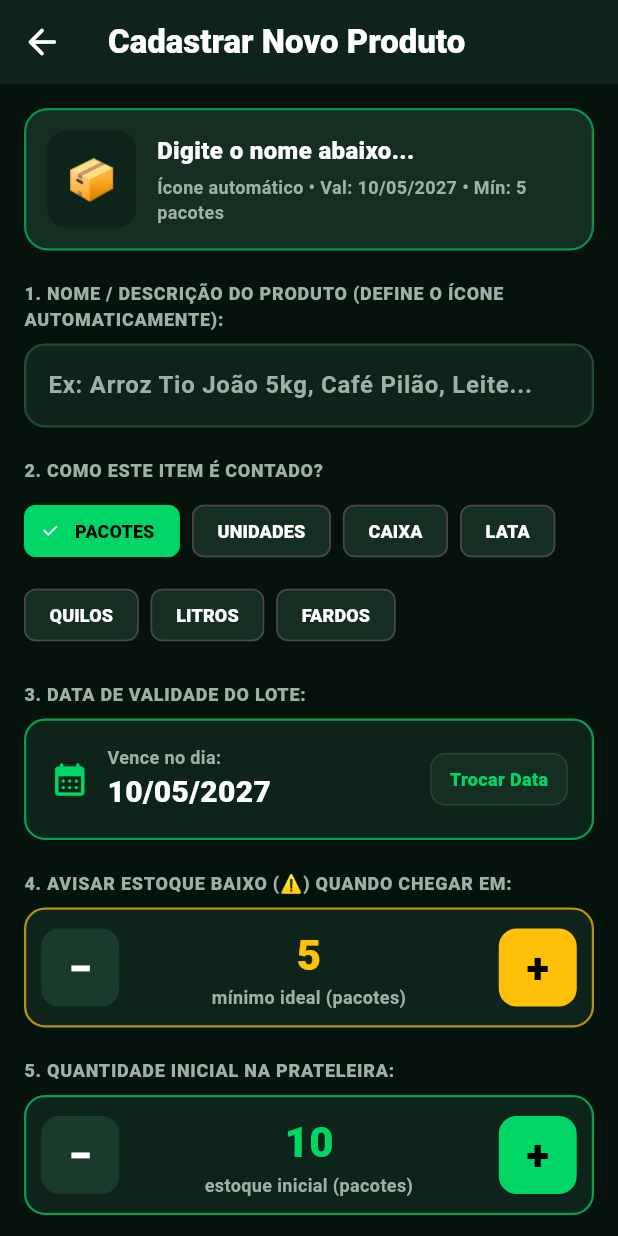
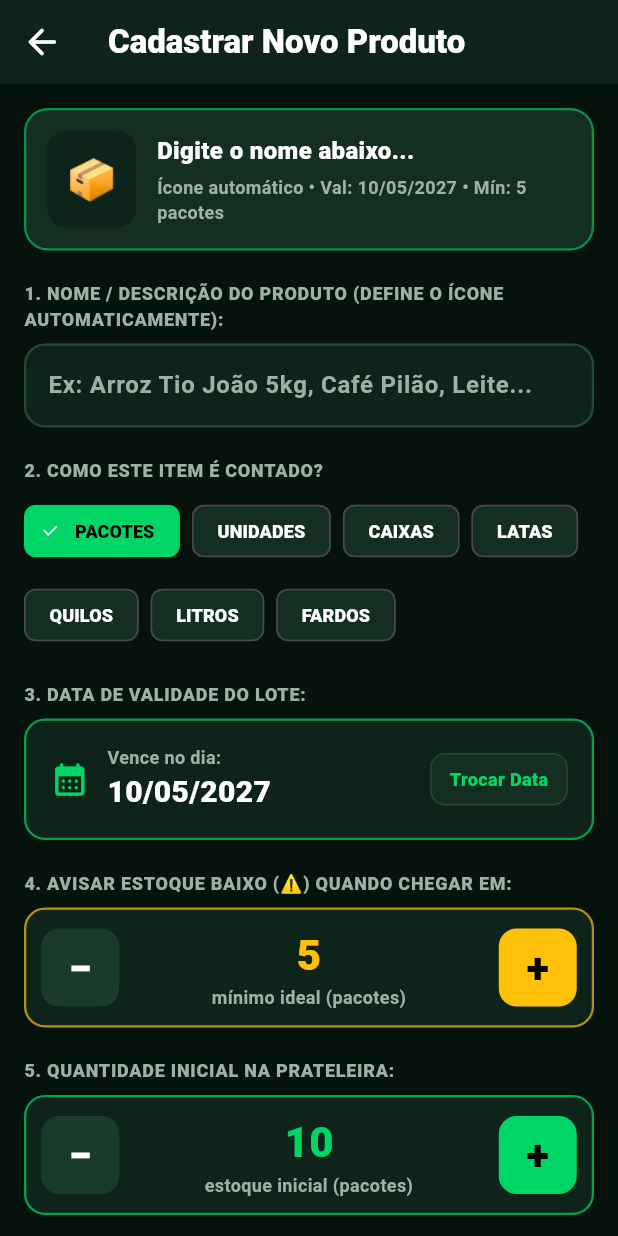
Before and after one commit to PedroAlvaroFernandesFilho/Gerenciamento_Estoque_MercadoTropical, a Flutter app: the ProdutoFormScreen screen opened directly, on a phone screen of 412 x 824 dp. Run offline on Flutter 3.47's test engine with Material 3 defaults, Android fonts, the phone set to English and light mode, and no system bars; our stand-ins replace shared_preferences; accounts and stored records are empty; network calls fail.

Commit message:
Patch Atualização: Unidades no singular ou plural conforme a quantidade em todas as telas e unidades do cadastro no plural

```diff
--- a/flutter_mobile/mercado_tropical_flutter/lib/models/produto.dart
+++ b/flutter_mobile/mercado_tropical_flutter/lib/models/produto.dart
@@ -126,6 +126,31 @@ class Produto {
     }
     return resultado.join(' ');
   }
+
+  // Pares singular/plural das unidades
+  static const Map<String, String> _plurais = {
+    'pacote': 'pacotes',
+    'unidade': 'unidades',
+    'caixa': 'caixas',
+    'lata': 'latas',
+    'quilo': 'quilos',
+    'litro': 'litros',
+    'fardo': 'fardos',
+  };
+
+  // Unidade conforme a quantidade: 1 lata, 0 latas, 5 latas.
+  // Aceita a unidade salva no singular ou no plural; uma unidade fora da lista aparece como está.
+  static String unidadePara(int quantidade, String unidade) {
+    final u = unidade.trim().toLowerCase();
+    for (final par in _plurais.entries) {
+      if (u == par.key || u == par.value) return quantidade == 1 ? par.key : par.value;
+    }
+    return unidade;
+  }
+
+  // Ex: "5 latas", "1 lata"
+  static String quantidadeComUnidade(int quantidade, String unidade) =>
+      '$quantidade ${unidadePara(quantidade, unidade)}';
 
   // Nome sem padronização: tira espaços do começo, do fim e repetidos
   static String limparEspacos(String nome) => nome.trim().replaceAll(RegExp(r'\s+'), ' ');
--- a/flutter_mobile/mercado_tropical_flutter/lib/ui/screens/produto_form_screen.dart
+++ b/flutter_mobile/mercado_tropical_flutter/lib/ui/screens/produto_form_screen.dart
@@ -24,7 +24,7 @@ class _ProdutoFormScreenState extends State<ProdutoFormScreen> {
   int _estoqueMinimo = 5;
   DateTime _dataValidade = DateTime.now().add(const Duration(days: 180));
 
-  final List<String> _unidades = ['pacotes', 'unidades', 'caixa', 'lata', 'quilos', 'litros', 'fardos'];
+  final List<String> _unidades = ['pacotes', 'unidades', 'caixas', 'latas', 'quilos', 'litros', 'fardos'];
 
   // Valores ao abrir a tela, para saber se algo foi alterado antes de sair
   late final String _nomeOriginal;
@@ -44,13 +44,12 @@ class _ProdutoFormScreenState extends State<ProdutoFormScreen> {
 
     if (p != null) {
       final unidadeAtual = p.unidade.toLowerCase();
-      // 'caixinhas' (nome antigo) passa a ser tratado como 'caixa'
       // 'kg' passa a ser 'quilos' (a API exige pelo menos 3 letras na unidade)
-      _unidadeSelecionada = unidadeAtual == 'caixinhas'
-          ? 'caixa'
-          : unidadeAtual == 'kg'
-              ? 'quilos'
-              : (_unidades.contains(unidadeAtual) ? unidadeAtual : 'unidades');
+      // Mesma unidade na forma plural da lista ("lata" e "latas" viram "latas")
+      final unidadeNaLista = Produto.unidadePara(2, unidadeAtual);
+      _unidadeSelecionada = unidadeAtual == 'kg'
+          ? 'quilos'
+          : (_unidades.contains(unidadeNaLista) ? unidadeNaLista : 'unidades');
       _estoqueInicial = p.quantidade;
       _estoqueMinimo = p.minimo;
       _dataValidade = _converterTextoParaData(p.validade) ?? DateTime.now().add(const Duration(days: 90));
@@ -139,7 +138,7 @@ class _ProdutoFormScreenState extends State<ProdutoFormScreen> {
         context: context,
         titulo: 'Produto Já Cadastrado',
         mensagem: '"${p.nome}" já existe e está desativado.\n\nDeseja reativá-lo? '
-            '${_estoqueInicial > 0 ? 'A quantidade informada ($_estoqueInicial $_unidadeSelecionada) será registrada como entrada e a validade será atualizada.' : 'A validade informada será atualizada.'}',
+            '${_estoqueInicial > 0 ? 'A quantidade informada (${Produto.quantidadeComUnidade(_estoqueInicial, _unidadeSelecionada)}) será registrada como entrada e a validade será atualizada.' : 'A validade informada será atualizada.'}',
         textoConfirmar: 'Sim, Reativar',
         textoCancelar: 'Não',
       );
@@ -310,7 +309,7 @@ class _ProdutoFormScreenState extends State<ProdutoFormScreen> {
                             Text(
                               editando
                                   ? 'Ícone automático • Unidade: $_unidadeSelecionada'
-                                  : 'Ícone automático • Val: $_validadeFormatada • Mín: $_estoqueMinimo $_unidadeSelecionada',
+                                  : 'Ícone automático • Val: $_validadeFormatada • Mín: ${Produto.quantidadeComUnidade(_estoqueMinimo, _unidadeSelecionada)}',
                               style: const TextStyle(color: TropicalColors.subtext, fontSize: 12, fontWeight: FontWeight.bold),
                             ),
                           ],
@@ -475,7 +474,7 @@ class _ProdutoFormScreenState extends State<ProdutoFormScreen> {
                         const SizedBox(width: 10),
                         Expanded(
                           child: Text(
-                            'Aqui você altera apenas o nome e a unidade do produto.\nEstoque atual: $_estoqueInicial $_unidadeSelecionada. Para somar ou retirar unidades, use as telas de Entrada e Saída.',
+                            'Aqui você altera apenas o nome e a unidade do produto.\nEstoque atual: ${Produto.quantidadeComUnidade(_estoqueInicial, _unidadeSelecionada)}. Para somar ou retirar unidades, use as telas de Entrada e Saída.',
                             style: const TextStyle(color: TropicalColors.subtext, fontSize: 12, height: 1.3),
                           ),
                         ),
@@ -523,7 +522,7 @@ class _ProdutoFormScreenState extends State<ProdutoFormScreen> {
                             titulo: editando ? 'Salvar Alterações?' : 'Cadastrar Produto?',
                             mensagem: editando
                                 ? 'Deseja salvar as alterações em "${produtoSalvo.nome}"?'
-                                : 'Deseja cadastrar "${produtoSalvo.nome}" com $_estoqueInicial $_unidadeSelecionada?',
+                                : 'Deseja cadastrar "${produtoSalvo.nome}" com ${Produto.quantidadeComUnidade(_estoqueInicial, _unidadeSelecionada)}?',
                             textoConfirmar: 'Sim, Salvar',
                           );
 
--- a/flutter_mobile/mercado_tropical_flutter/lib/ui/widgets/product_card.dart
+++ b/flutter_mobile/mercado_tropical_flutter/lib/ui/widgets/product_card.dart
@@ -91,7 +91,7 @@ class _ProductCardState extends State<ProductCard> {
                     ),
                     const SizedBox(height: 4),
                     Text(
-                      'Validade: ${p.validade} • Mín: ${p.minimo} ${p.unidade}',
+                      'Validade: ${p.validade} • Mín: ${Produto.quantidadeComUnidade(p.minimo, p.unidade)}',
                       style: TextStyle(
                         color: semEstoque ? _cinzaSubtexto : TropicalColors.subtext,
                         fontSize: 12,
@@ -123,7 +123,7 @@ class _ProductCardState extends State<ProductCard> {
                       ),
                     ),
                     Text(
-                      p.unidade,
+                      Produto.unidadePara(p.quantidade, p.unidade),
                       style: TextStyle(
                         color: semEstoque ? _cinzaSubtexto : TropicalColors.subtext,
                         fontSize: 11,
```
Also changed, not shown: flutter_mobile/mercado_tropical_flutter/lib/provider/estoque_provider.dart (+4 -4 lines), flutter_mobile/mercado_tropical_flutter/lib/ui/screens/desativados_screen.dart (+4 -4 lines), flutter_mobile/mercado_tropical_flutter/lib/ui/screens/entrada_screen.dart (+6 -6 lines), flutter_mobile/mercado_tropical_flutter/lib/ui/screens/saida_screen.dart (+6 -6 lines).
